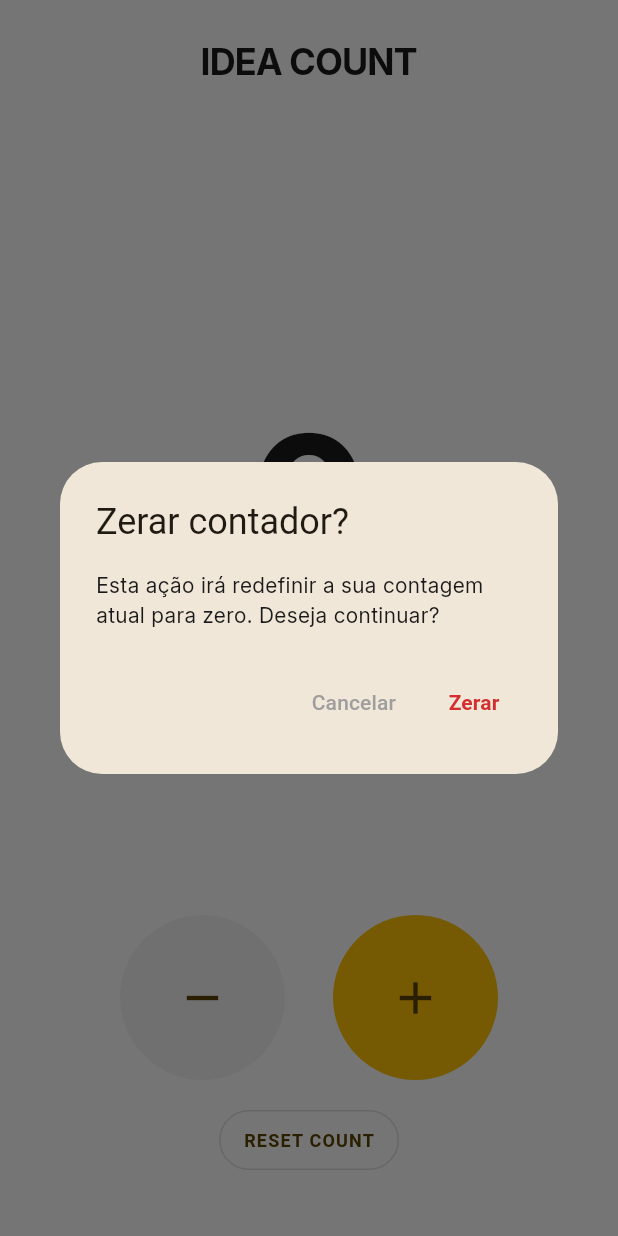
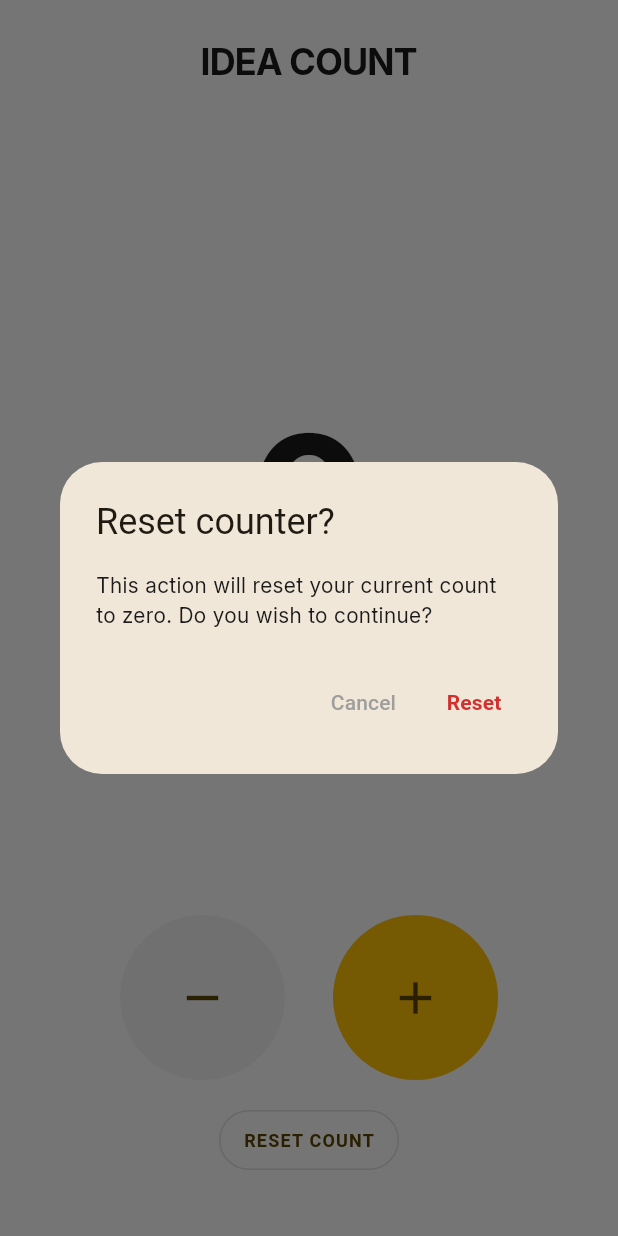
Before and after one commit to Idea36-Labs/idea-count, a Flutter app: the screen it shows after launch, after a tap on "RESET COUNT", on a phone screen of 412 x 824 dp. Run offline on Flutter 3.47's test engine with Material 3 defaults, Android fonts, the light colour scheme and no system bars; our stand-ins replace shared_preferences.

Commit message:
refactor: translate UI and code comments from Portuguese to English

```diff
--- a/lib/main.dart
+++ b/lib/main.dart
@@ -1,52 +1,52 @@
 import 'package:flutter/material.dart';
-import 'package:flutter/services.dart'; // 1. IMPORTANTE: Import necessário para o SystemChrome
+import 'package:flutter/services.dart'; // 1. IMPORTANT: Required import for SystemChrome
 
 import 'pages/counter_page.dart';
 import 'theme/app_theme.dart';
 
-/// Ponto de entrada da aplicação.
+/// Entry point of the application.
 ///
-/// Toda aplicação Flutter inicia sua execução por esta função.
-/// Ela é responsável por iniciar o widget principal do aplicativo.
-void main() async { // 2. Adicionado 'async' para aguardar as configurações do sistema
-  // Garante a inicialização das ligações do Flutter com a plataforma nativa
+/// Every Flutter application starts its execution from this function.
+/// It is responsible for initializing the main application widget.
+void main() async { // 2. Added 'async' to wait for system configurations
+  // Ensures initialization of Flutter bindings with the native platform
   WidgetsFlutterBinding.ensureInitialized();
 
-  // 3. Bloqueia a orientação do aplicativo exclusivamente para Modo Retrato (Portrait)
+  // 3. Locks the application orientation exclusively to Portrait mode
   await SystemChrome.setPreferredOrientations([
     DeviceOrientation.portraitUp,
   ]);
   runApp(const IdeaCountApp());
 }
 
-/// Widget raiz da aplicação.
+/// Root widget of the application.
 ///
-/// Sua única responsabilidade é configurar o aplicativo:
-/// - nome;
-/// - tema global;
-/// - tela inicial.
+/// Its sole responsibility is to configure the application:
+/// - name;
+/// - global theme;
+/// - initial screen.
 ///
-/// Nenhuma regra de negócio deve ficar aqui.
+/// No business rules should reside here.
 class IdeaCountApp extends StatelessWidget {
-  /// Construtor padrão.
+  /// Default constructor.
   const IdeaCountApp({super.key});
 
   @override
   Widget build(BuildContext context) {
     return MaterialApp(
-      // Remove a faixa "DEBUG" exibida durante o desenvolvimento.
+      // Removes the "DEBUG" banner displayed during development.
       debugShowCheckedModeBanner: false,
 
-      // Nome da aplicação.
+      // Application name.
       title: 'Idea Count',
 
-      // Tema global da aplicação.
+      // Global application theme.
       //
-      // Toda configuração visual (cores, tipografia e estilos)
-      // ficará centralizada em app_theme.dart.
+      // All visual configurations (colors, typography, and styles)
+      // will be centralized in app_theme.dart.
       theme: AppTheme.lightTheme,
 
-      // Primeira tela exibida ao iniciar o aplicativo.
+      // First screen displayed when the application starts.
       home: const CounterPage(),
     );
   }
--- a/lib/pages/counter_page.dart
+++ b/lib/pages/counter_page.dart
@@ -3,27 +3,27 @@ import '../widgets/counter_button.dart';
 import '../widgets/counter_display.dart';
 import '../services/counter_storage_service.dart';
 
-/// Tela principal do Idea Count.
+/// Main screen of Idea Count.
 ///
-/// Responsável por:
-/// - exibir o valor atual do contador;
-/// - controlar o estado do contador;
-/// - organizar os elementos visuais da tela.
+/// Responsible for:
+/// - displaying the current counter value;
+/// - controlling the counter state;
+/// - organizing the visual elements of the screen.
 ///
-/// Como o aplicativo é simples, o gerenciamento de estado será feito
-/// utilizando StatefulWidget + setState().
+/// Since the application is simple, state management will be handled
+/// using StatefulWidget + setState().
 class CounterPage extends StatefulWidget {
-  /// Construtor padrão da tela.
+  /// Default constructor for the screen.
   const CounterPage({super.key});
 
   @override
   State<CounterPage> createState() => _CounterPageState();
 }
 
-/// Estado interno da CounterPage.
+/// Internal state of CounterPage.
 ///
-/// Guarda o valor atual do contador e atualiza a interface
-/// sempre que esse valor mudar.
+/// Holds the current counter value and updates the interface
+/// whenever this value changes.
 class _CounterPageState extends State<CounterPage> {
   final CounterStorageService _storageService = CounterStorageService();
   int _count = 0;
@@ -63,15 +63,15 @@ class _CounterPageState extends State<CounterPage> {
       context: context,
       builder: (BuildContext context) {
         return AlertDialog(
-          title: const Text('Zerar contador?'),
+          title: const Text('Reset counter?'),
           content: const Text(
-            'Esta ação irá redefinir a sua contagem atual para zero. Deseja continuar?',
+            'This action will reset your current count to zero. Do you wish to continue?',
           ),
           actions: [
             TextButton(
               onPressed: () => Navigator.of(context).pop(),
               child: const Text(
-                'Cancelar',
+                'Cancel',
                 style: TextStyle(color: Colors.grey),
               ),
             ),
@@ -81,7 +81,7 @@ class _CounterPageState extends State<CounterPage> {
                 _reset();
               },
               child: const Text(
-                'Zerar',
+                'Reset',
                 style: TextStyle(
                   color: Color(0xFFD32F2F),
                   fontWeight: FontWeight.bold,
--- a/lib/widgets/counter_button.dart
+++ b/lib/widgets/counter_button.dart
@@ -1,26 +1,26 @@
 import 'package:flutter/material.dart';
 import 'package:flutter/services.dart';
 
-/// Botão circular utilizado pelos controles do contador.
+/// Circular button used by the counter controls.
 ///
-/// Este widget foi separado da tela principal para:
-/// - evitar código repetido;
-/// - facilitar ajustes visuais;
-/// - permitir reutilização em outras partes do aplicativo no futuro.
+/// This widget was separated from the main screen to:
+/// - avoid repeated code;
+/// - facilitate visual adjustments;
+/// - allow reuse in other parts of the application in the future.
 class CounterButton extends StatelessWidget {
-  /// Ícone exibido dentro do botão.
+  /// Icon displayed inside the button.
   final IconData icon;
 
-  /// Função executada quando o usuário toca no botão.
+  /// Function executed when the user taps the button.
   final VoidCallback onPressed;
 
-  /// Define se o botão é a ação principal.
+  /// Defines whether the button is the primary action.
   ///
-  /// O botão de adicionar (+) recebe destaque amarelo.
-  /// O botão de remover (-) recebe uma cor secundária.
+  /// The add button (+) gets yellow highlighting.
+  /// The remove button (-) gets a secondary color.
   final bool isPrimary;
 
-  /// Construtor do botão.
+  /// Button constructor.
   const CounterButton({
     super.key,
     required this.icon,
@@ -31,43 +31,43 @@ class CounterButton extends StatelessWidget {
   @override
   Widget build(BuildContext context) {
     return SizedBox(
-      // Tamanho dos botões.
+      // Button size.
       width: 110,
       height: 110,
 
       child: ElevatedButton(
-        // Adiciona a resposta tátil suave ao toque antes de executar a ação
+        // Adds a light haptic feedback upon tap before executing the action.
         onPressed: () {
           HapticFeedback.lightImpact();
           onPressed();
         },
 
-        // Remove o preenchimento interno padrão do botão.
+        // Removes the default internal padding of the button.
         style: ElevatedButton.styleFrom(
           padding: EdgeInsets.zero,
 
-          // Botão perfeitamente circular.
+          // Perfectly circular button.
           shape: const CircleBorder(),
 
-          // Define a cor conforme o tipo de ação.
+          // Defines the color according to the action type.
           backgroundColor: isPrimary
-              ? const Color(0xFFFFC107) // Amarelo Idea36 (botão +)
-              : const Color(0xFFF5F5F5), // Cinza Claro (botão -)
+              ? const Color(0xFFFFC107) // Idea36 Yellow (+ button)
+              : const Color(0xFFF5F5F5), // Light Gray (- button)
 
-          // Remove sombra forte para manter o estilo minimalista.
+          // Removes strong shadow to maintain a minimalist style.
           elevation: 0,
 
-          // Define o comportamento visual durante o toque.
+          // Defines the visual behavior during the tap.
           overlayColor: Colors.black12,
         ),
 
         child: Icon(
           icon,
 
-          // Tamanho do símbolo + ou -.
+          // Size of the + or - symbol.
           size: 36,
 
-          // Cor do símbolo + ou -.
+          // Color of the + or - symbol.
           color: const Color(0xFF5B4300),
         ),
       ),
--- a/lib/widgets/counter_display.dart
+++ b/lib/widgets/counter_display.dart
@@ -1,11 +1,11 @@
 import 'package:flutter/material.dart';
 
-/// Widget responsável por exibir o número do contador e gerenciar suas próprias animações.
+/// Widget responsible for displaying the counter number and managing its own animations.
 ///
-/// Isolar este widget garante que apenas o texto seja reconstruído (rebuild)
-/// durante as animações, poupando a [CounterPage] de reconstruções desnecessárias.
+/// Isolating this widget ensures that only the text is rebuilt
+/// during animations, saving [CounterPage] from unnecessary rebuilds.
 class CounterDisplay extends StatefulWidget {
-  /// Valor atual do contador a ser renderizado.
+  /// Current counter value to be rendered.
   final int count;
 
   const CounterDisplay({super.key, required this.count});
@@ -16,19 +16,19 @@ class CounterDisplay extends StatefulWidget {
 
 class _CounterDisplayState extends State<CounterDisplay>
     with TickerProviderStateMixin {
-  /// Controlador responsável pela animação de crescimento/encolhimento (+ e -).
+  /// Controller responsible for the growth/shrink animation (+ and -).
   late final AnimationController _scaleController;
 
-  /// Controlador responsável pela animação de pulo (reset).
+  /// Controller responsible for the jump animation (reset).
   late final AnimationController _jumpController;
 
-  /// Define se a escala alvo será maior (incremento) ou menor (decremento).
+  /// Defines whether the target scale will be larger (increment) or smaller (decrement).
   double _scaleTarget = 1.08;
 
   @override
   void initState() {
     super.initState();
-    // Inicialização dos controladores com durações curtas para efeito de "impulso"
+    // Initialization of controllers with short durations for a "momentum" effect.
     _scaleController = AnimationController(
       vsync: this,
       duration: const Duration(milliseconds: 100),
@@ -39,33 +39,33 @@ class _CounterDisplayState extends State<CounterDisplay>
     );
   }
 
-  /// Observa mudanças na propriedade [count] vindas do widget pai.
-  /// Dispara a animação correta dependendo da mudança de estado.
+  /// Observes changes in the [count] property coming from the parent widget.
+  /// Triggers the correct animation depending on the state change.
   @override
   void didUpdateWidget(CounterDisplay oldWidget) {
     super.didUpdateWidget(oldWidget);
 
-    // Só anima se o valor realmente mudou
+    // Only animates if the value actually changed.
     if (widget.count != oldWidget.count) {
       if (widget.count == 0 && oldWidget.count != 0) {
-        _triggerJump(); // Dispara o pulo ao zerar
+        _triggerJump(); // Triggers the jump when resetting.
       } else {
-        _triggerScale(widget.count > oldWidget.count); // Cresce ou encolhe
+        _triggerScale(widget.count > oldWidget.count); // Grows or shrinks.
       }
     }
   }
 
-  /// Executa o ciclo de ir e voltar da animação de escala.
+  /// Executes the back-and-forth cycle of the scale animation.
   Future<void> _triggerScale(bool isIncrement) async {
     _scaleTarget = isIncrement ? 1.08 : 0.92;
     await _scaleController.forward(from: 0.0);
 
-    // Checagem obrigatória de ciclo de vida antes da reversão assíncrona
+    // Mandatory lifecycle check before asynchronous reversal.
     if (!mounted) return;
     _scaleController.reverse();
   }
 
-  /// Executa o ciclo de ir e voltar da animação de pulo.
+  /// Executes the back-and-forth cycle of the jump animation.
   Future<void> _triggerJump() async {
     await _jumpController.forward(from: 0.0);
 
@@ -73,7 +73,7 @@ class _CounterDisplayState extends State<CounterDisplay>
     _jumpController.reverse();
   }
 
-  /// Libera os recursos da GPU descartando os Tickers ao desmontar o widget.
+  /// Frees GPU resources by discarding Tickers when unmounting the widget.
   @override
   void dispose() {
     _scaleController.dispose();
@@ -83,11 +83,11 @@ class _CounterDisplayState extends State<CounterDisplay>
 
   @override
   Widget build(BuildContext context) {
-    // O AnimatedBuilder reconstrói apenas o Transform em sincronia com os frames da animação
+    // The AnimatedBuilder rebuilds only the Transform in sync with the animation frames.
     return AnimatedBuilder(
       animation: Listenable.merge([_scaleController, _jumpController]),
       builder: (context, child) {
-        // Interpola a escala e o deslocamento Y baseando-se no valor atual dos controladores
+        // Interpolates the scale and Y offset based on the current value of the controllers.
         final scale =
             1.0 +
             (_scaleTarget - 1.0) *
@@ -103,7 +103,7 @@ class _CounterDisplayState extends State<CounterDisplay>
           ),
         );
       },
-      // O Text estático é passado como child para não ser reconstruído a cada frame da animação
+      // The static Text is passed as a child so it's not rebuilt on every animation frame.
       child: Text(
         '${widget.count}',
         style: const TextStyle(
```
Also changed, not shown: lib/theme/app_theme.dart (+23 -23 lines).
